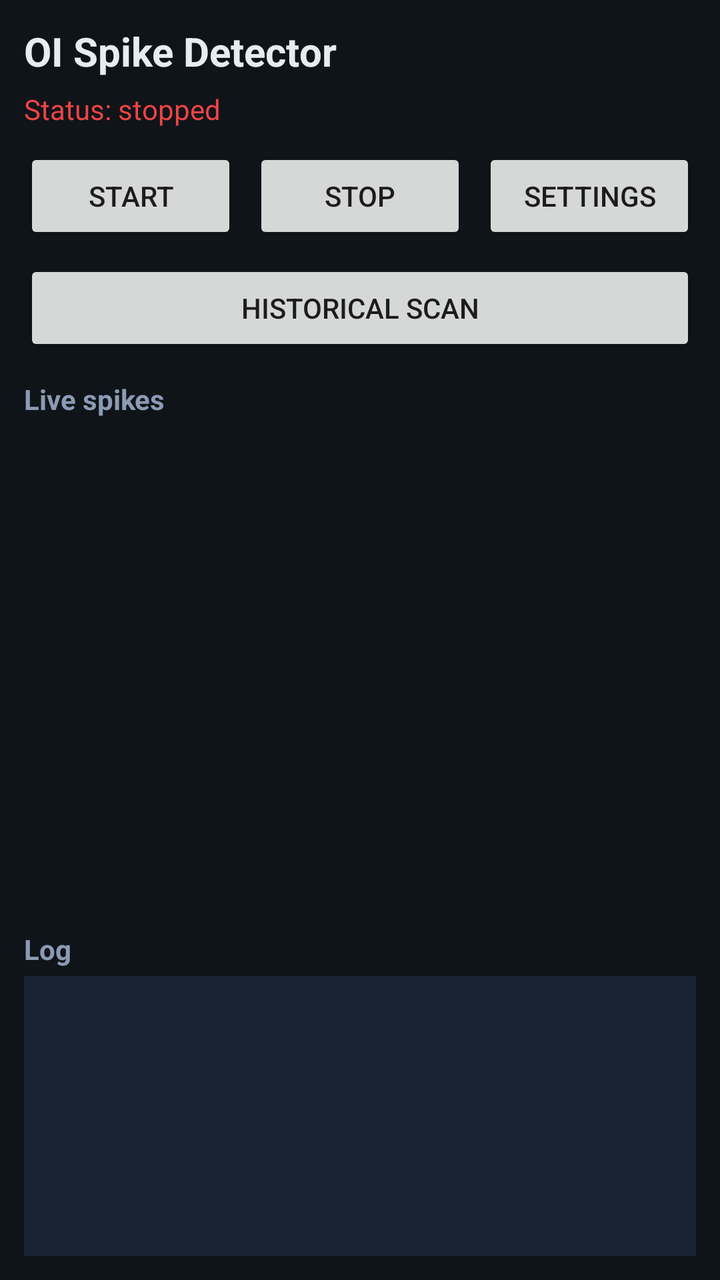
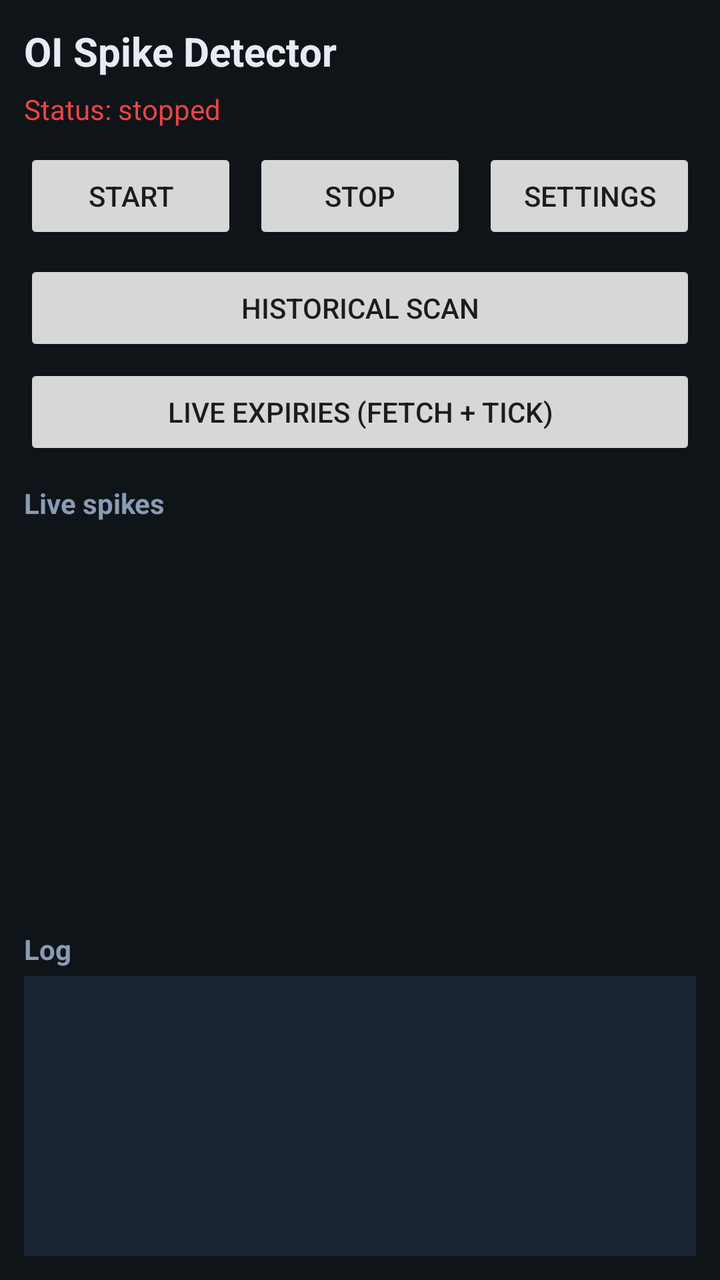

Compare the two renders of this Android layout. The source of the first and the diff that turns it into the second are given below.
<!-- AndroidManifest.xml: application theme Theme.OISpikeDetector -->
<!-- res/layout/activity_main.xml -->
<?xml version="1.0" encoding="utf-8"?>
<LinearLayout xmlns:android="http://schemas.android.com/apk/res/android"
    android:layout_width="match_parent"
    android:layout_height="match_parent"
    android:orientation="vertical"
    android:padding="12dp"
    android:background="#0F1419">

    <TextView
        android:layout_width="match_parent"
        android:layout_height="wrap_content"
        android:text="OI Spike Detector"
        android:textColor="#E7ECF3"
        android:textSize="20sp"
        android:textStyle="bold" />

    <TextView
        android:id="@+id/statusText"
        android:layout_width="match_parent"
        android:layout_height="wrap_content"
        android:layout_marginTop="6dp"
        android:text="Status: stopped"
        android:textColor="#EF4444"
        android:textSize="14sp" />

    <LinearLayout
        android:layout_width="match_parent"
        android:layout_height="wrap_content"
        android:layout_marginTop="10dp"
        android:orientation="horizontal">

        <Button
            android:id="@+id/btnStart"
            android:layout_width="0dp"
            android:layout_height="wrap_content"
            android:layout_weight="1"
            android:text="Start" />

        <Button
            android:id="@+id/btnStop"
            android:layout_width="0dp"
            android:layout_height="wrap_content"
            android:layout_marginStart="8dp"
            android:layout_weight="1"
            android:text="Stop" />

        <Button
            android:id="@+id/btnSettings"
            android:layout_width="0dp"
            android:layout_height="wrap_content"
            android:layout_marginStart="8dp"
            android:layout_weight="1"
            android:text="Settings" />
    </LinearLayout>

    <Button
        android:id="@+id/btnHistorical"
        android:layout_width="match_parent"
        android:layout_height="wrap_content"
        android:layout_marginTop="8dp"
        android:text="Historical Scan" />

    <TextView
        android:layout_width="match_parent"
        android:layout_height="wrap_content"
        android:layout_marginTop="12dp"
        android:text="Live spikes"
        android:textColor="#8B9BB4"
        android:textStyle="bold" />

    <androidx.recyclerview.widget.RecyclerView
        android:id="@+id/spikeList"
        android:layout_width="match_parent"
        android:layout_height="0dp"
        android:layout_marginTop="4dp"
        android:layout_weight="1" />

    <TextView
        android:layout_width="match_parent"
        android:layout_height="wrap_content"
        android:text="Log"
        android:textColor="#8B9BB4"
        android:textStyle="bold" />

    <ScrollView
        android:layout_width="match_parent"
        android:layout_height="140dp"
        android:layout_marginTop="4dp"
        android:background="#1A2332">

        <TextView
            android:id="@+id/logText"
            android:layout_width="match_parent"
            android:layout_height="wrap_content"
            android:fontFamily="monospace"
            android:padding="8dp"
            android:textColor="#8B9BB4"
            android:textSize="11sp" />
    </ScrollView>
</LinearLayout>
<!-- resources referenced by this layout -->
<resources>
  <style name="Theme.OISpikeDetector" parent="Theme.MaterialComponents.DayNight.DarkActionBar">
          <item name="colorPrimary">#3B82F6</item>
          <item name="colorPrimaryVariant">#1D4ED8</item>
          <item name="colorOnPrimary">#FFFFFF</item>
          <item name="android:statusBarColor">#0F1419</item>
          <item name="android:windowBackground">#0F1419</item>
      </style>
</resources>

<!-- the commit's change to res/layout/activity_main.xml (unified diff, before → after) -->
@@ -60,6 +60,13 @@
         android:layout_marginTop="8dp"
         android:text="Historical Scan" />
 
+    <Button
+        android:id="@+id/btnLiveExpiries"
+        android:layout_width="match_parent"
+        android:layout_height="wrap_content"
+        android:layout_marginTop="4dp"
+        android:text="Live Expiries (Fetch + Tick)" />
+
     <TextView
         android:layout_width="match_parent"
         android:layout_height="wrap_content"
